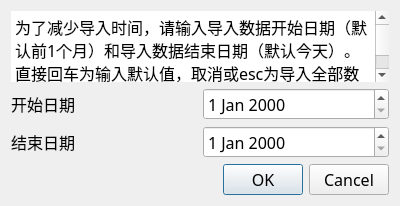
Sanvenir/db_process, file db_process/ui/datewindow.ui: the form before one commit.
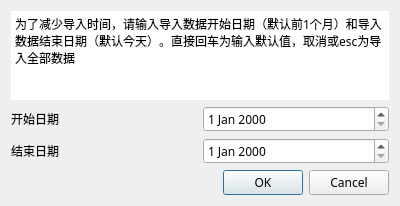
The form after the commit.

Patch:
```diff
--- a/db_process/ui/datewindow.ui
+++ b/db_process/ui/datewindow.ui
@@ -24,8 +24,7 @@
      </property>
      <property name="font">
       <font>
-       <family>等线</family>
-       <pointsize>12</pointsize>
+       <family>黑体</family>
       </font>
      </property>
      <property name="autoFillBackground">
@@ -44,7 +43,7 @@
       <string>&lt;!DOCTYPE HTML PUBLIC &quot;-//W3C//DTD HTML 4.0//EN&quot; &quot;http://www.w3.org/TR/REC-html40/strict.dtd&quot;&gt;
 &lt;html&gt;&lt;head&gt;&lt;meta name=&quot;qrichtext&quot; content=&quot;1&quot; /&gt;&lt;style type=&quot;text/css&quot;&gt;
 p, li { white-space: pre-wrap; }
-&lt;/style&gt;&lt;/head&gt;&lt;body style=&quot; font-family:'等线'; font-size:12pt; font-weight:400; font-style:normal;&quot;&gt;
+&lt;/style&gt;&lt;/head&gt;&lt;body style=&quot; font-family:'黑体'; font-size:9pt; font-weight:400; font-style:normal;&quot;&gt;
 &lt;p style=&quot; margin-top:0px; margin-bottom:0px; margin-left:0px; margin-right:0px; -qt-block-indent:0; text-indent:0px;&quot;&gt;&lt;span style=&quot; font-family:'SimSun';&quot;&gt;为了减少导入时间，请输入导入数据开始日期（默认前1个月）和导入数据结束日期（默认今天）。直接回车为输入默认值，取消或esc为导入全部数据&lt;/span&gt;&lt;/p&gt;&lt;/body&gt;&lt;/html&gt;</string>
      </property>
     </widget>
@@ -55,8 +54,7 @@
       <widget class="QLabel" name="label">
        <property name="font">
         <font>
-         <family>等线</family>
-         <pointsize>12</pointsize>
+         <family>黑体</family>
         </font>
        </property>
        <property name="text">
@@ -68,8 +66,7 @@
       <widget class="QDateEdit" name="start_date">
        <property name="font">
         <font>
-         <family>等线</family>
-         <pointsize>12</pointsize>
+         <family>黑体</family>
         </font>
        </property>
       </widget>
@@ -82,8 +79,7 @@
       <widget class="QLabel" name="label_2">
        <property name="font">
         <font>
-         <family>等线</family>
-         <pointsize>12</pointsize>
+         <family>黑体</family>
         </font>
        </property>
        <property name="text">
@@ -95,8 +91,7 @@
       <widget class="QDateEdit" name="end_date">
        <property name="font">
         <font>
-         <family>等线</family>
-         <pointsize>12</pointsize>
+         <family>黑体</family>
         </font>
        </property>
       </widget>
@@ -109,8 +104,7 @@
       <widget class="QDialogButtonBox" name="buttonBox">
        <property name="font">
         <font>
-         <family>等线</family>
-         <pointsize>12</pointsize>
+         <family>黑体</family>
         </font>
        </property>
        <property name="standardButtons">
```
